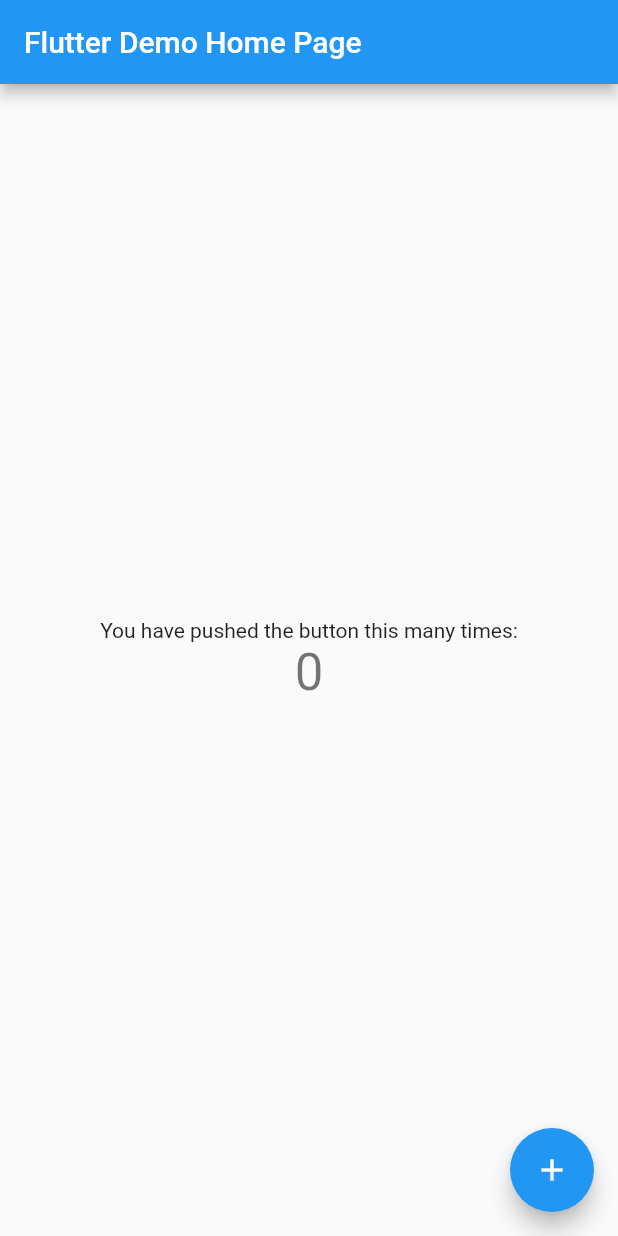
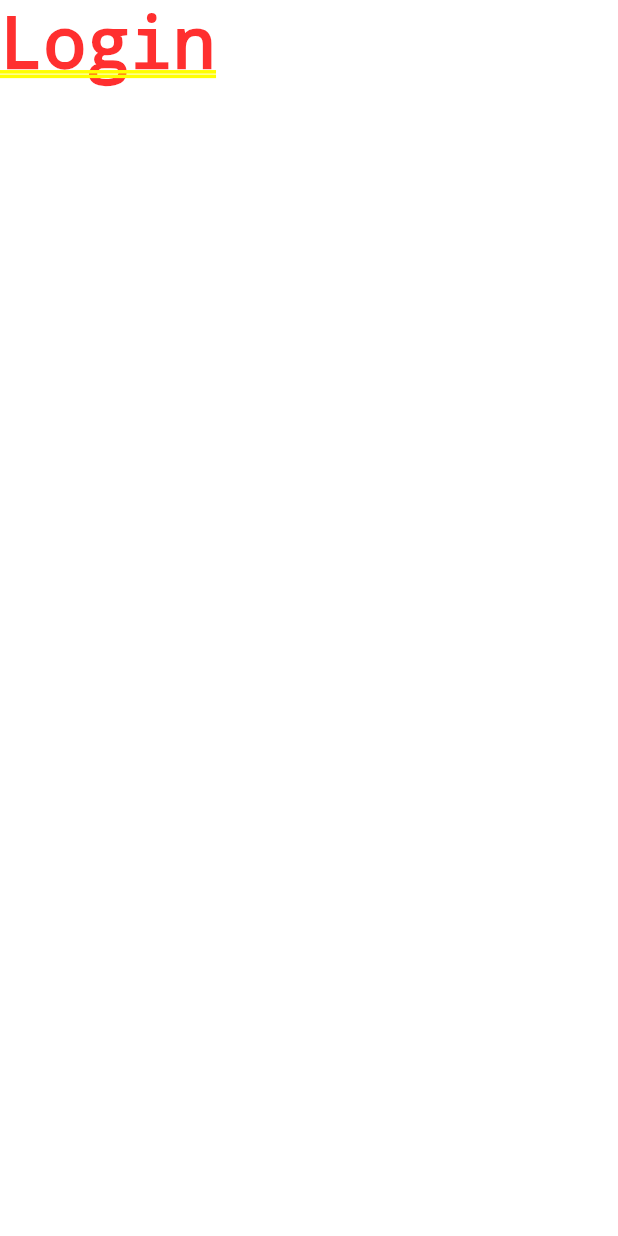
Before and after one commit to rldona/quizpany, a Flutter app: the screen it shows after launch, on a phone screen of 412 x 824 dp. Run offline on Flutter 3.47's test engine with Material 2 defaults, Android fonts, the phone set to English and light mode, and no system bars.

Commit message:
Added Login screen

```diff
--- a/lib/main.dart
+++ b/lib/main.dart
@@ -1,111 +1,18 @@
 import 'package:flutter/material.dart';
+
+import 'package:quizpany/screens/Login.dart';
 
 void main() => runApp(MyApp());
 
 class MyApp extends StatelessWidget {
-  // This widget is the root of your application.
   @override
   Widget build(BuildContext context) {
     return MaterialApp(
       title: 'Flutter Demo',
       theme: ThemeData(
-        // This is the theme of your application.
-        //
-        // Try running your application with "flutter run". You'll see the
-        // application has a blue toolbar. Then, without quitting the app, try
-        // changing the primarySwatch below to Colors.green and then invoke
-        // "hot reload" (press "r" in the console where you ran "flutter run",
-        // or simply save your changes to "hot reload" in a Flutter IDE).
-        // Notice that the counter didn't reset back to zero; the application
-        // is not restarted.
         primarySwatch: Colors.blue,
       ),
-      home: MyHomePage(title: 'Flutter Demo Home Page'),
+      home: Login(),
     );
   }
 }
-
-class MyHomePage extends StatefulWidget {
-  MyHomePage({Key key, this.title}) : super(key: key);
-
-  // This widget is the home page of your application. It is stateful, meaning
-  // that it has a State object (defined below) that contains fields that affect
-  // how it looks.
-
-  // This class is the configuration for the state. It holds the values (in this
-  // case the title) provided by the parent (in this case the App widget) and
-  // used by the build method of the State. Fields in a Widget subclass are
-  // always marked "final".
-
-  final String title;
-
-  @override
-  _MyHomePageState createState() => _MyHomePageState();
-}
-
-class _MyHomePageState extends State<MyHomePage> {
-  int _counter = 0;
-
-  void _incrementCounter() {
-    setState(() {
-      // This call to setState tells the Flutter framework that something has
-      // changed in this State, which causes it to rerun the build method below
-      // so that the display can reflect the updated values. If we changed
-      // _counter without calling setState(), then the build method would not be
-      // called again, and so nothing would appear to happen.
-      _counter++;
-    });
-  }
-
-  @override
-  Widget build(BuildContext context) {
-    // This method is rerun every time setState is called, for instance as done
-    // by the _incrementCounter method above.
-    //
-    // The Flutter framework has been optimized to make rerunning build methods
-    // fast, so that you can just rebuild anything that needs updating rather
-    // than having to individually change instances of widgets.
-    return Scaffold(
-      appBar: AppBar(
-        // Here we take the value from the MyHomePage object that was created by
-        // the App.build method, and use it to set our appbar title.
-        title: Text(widget.title),
-      ),
-      body: Center(
-        // Center is a layout widget. It takes a single child and positions it
-        // in the middle of the parent.
-        child: Column(
-          // Column is also layout widget. It takes a list of children and
-          // arranges them vertically. By default, it sizes itself to fit its
-          // children horizontally, and tries to be as tall as its parent.
-          //
-          // Invoke "debug painting" (press "p" in the console, choose the
-          // "Toggle Debug Paint" action from the Flutter Inspector in Android
-          // Studio, or the "Toggle Debug Paint" command in Visual Studio Code)
-          // to see the wireframe for each widget.
-          //
-          // Column has various properties to control how it sizes itself and
-          // how it positions its children. Here we use mainAxisAlignment to
-          // center the children vertically; the main axis here is the vertical
-          // axis because Columns are vertical (the cross axis would be
-          // horizontal).
-          mainAxisAlignment: MainAxisAlignment.center,
-          children: <Widget>[
-            Text(
-              'You have pushed the button this many times:',
-            ),
-            Text(
-              '$_counter',
-              style: Theme.of(context).textTheme.display1,
-            ),
-          ],
-        ),
-      ),
-      floatingActionButton: FloatingActionButton(
-        onPressed: _incrementCounter,
-        tooltip: 'Increment',
-        child: Icon(Icons.add),
-      ), // This trailing comma makes auto-formatting nicer for build methods.
-    );
-  }
-}
--- /dev/null
+++ b/lib/screens/Login.dart
@@ -0,0 +1,15 @@
+import 'package:flutter/material.dart';
+
+
+class Login extends StatefulWidget {
+  _LoginState createState() => _LoginState();
+}
+
+class _LoginState extends State<Login> {
+  @override
+  Widget build(BuildContext context) {
+    return Container(
+       child: Text('Login')
+    );
+  }
+}
```
